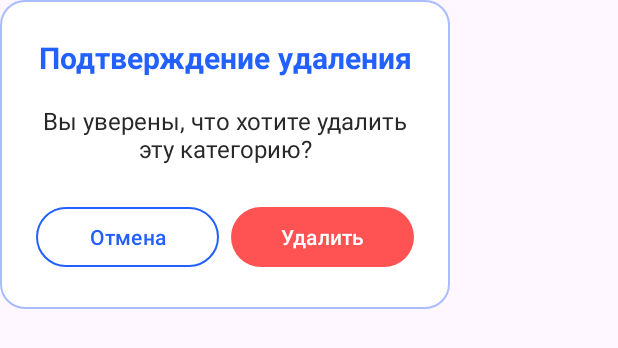
After one commit to cherrra/Application, an Android app: the layout dialog_delete_category.xml on its own in the app's theme, with its tools: preview values and no code run, on a phone screen of 412 x 824 dp. The commit adds this screen. Shown: the top 348 px of the screen. Run offline under Robolectric (Android 15) with nearby library versions, the phone set to English and light mode, and no system bars.

Commit message:
upd: dialog window admin

```diff
--- /dev/null
+++ b/app/src/main/res/layout/dialog_delete_category.xml
@@ -0,0 +1,60 @@
+<?xml version="1.0" encoding="utf-8"?>
+<LinearLayout xmlns:android="http://schemas.android.com/apk/res/android"
+    xmlns:app="http://schemas.android.com/apk/res-auto"
+    android:layout_width="300dp"
+    android:layout_height="wrap_content"
+    android:orientation="vertical"
+    android:background="@drawable/dialog_background"
+    android:padding="24dp">
+
+    <TextView
+        android:layout_width="match_parent"
+        android:layout_height="wrap_content"
+        android:text="Подтверждение удаления"
+        android:textColor="#2260FF"
+        android:textSize="20sp"
+        android:fontFamily="@font/nunitosans_bold"
+        android:gravity="center"
+        android:layout_marginBottom="16dp"/>
+
+    <TextView
+        android:layout_width="match_parent"
+        android:layout_height="wrap_content"
+        android:text="Вы уверены, что хотите удалить эту категорию?"
+        android:textColor="#282828"
+        android:textSize="16sp"
+        android:gravity="center"
+        android:layout_marginBottom="24dp"/>
+
+    <LinearLayout
+        android:layout_width="match_parent"
+        android:layout_height="wrap_content"
+        android:orientation="horizontal"
+        android:gravity="center">
+
+        <Button
+            android:id="@+id/cancelButton"
+            android:layout_width="0dp"
+            android:layout_height="48dp"
+            android:layout_weight="1"
+            android:layout_marginEnd="8dp"
+            android:text="Отмена"
+            android:textColor="#2260FF"
+            android:fontFamily="@font/nunitosans_semibold"
+            app:cornerRadius="24dp"
+            app:strokeColor="#2260FF"
+            app:strokeWidth="1dp"
+            app:backgroundTint="@android:color/transparent"/>
+
+        <Button
+            android:id="@+id/confirmButton"
+            android:layout_width="0dp"
+            android:layout_height="48dp"
+            android:layout_weight="1"
+            android:text="Удалить"
+            android:textColor="@color/white"
+            android:fontFamily="@font/nunitosans_semibold"
+            app:backgroundTint="#FF5252"
+            app:cornerRadius="24dp"/>
+    </LinearLayout>
+</LinearLayout>
```
Also changed, not shown: app/src/main/java/com/example/application/ui/view/admin/HomeAdminActivity.java (+59 -26 lines), app/src/main/java/com/example/application/ui/view/admin/ServicesAdminActivity.java (+22 -6 lines), app/src/main/java/com/example/application/ui/view/admin/UsersAdminActivity.java (+28 -3 lines), app/src/main/res/layout/dialog_delete_service.xml (added, +60 -0 lines), app/src/main/res/layout/dialog_delete_user.xml (added, +60 -0 lines).
